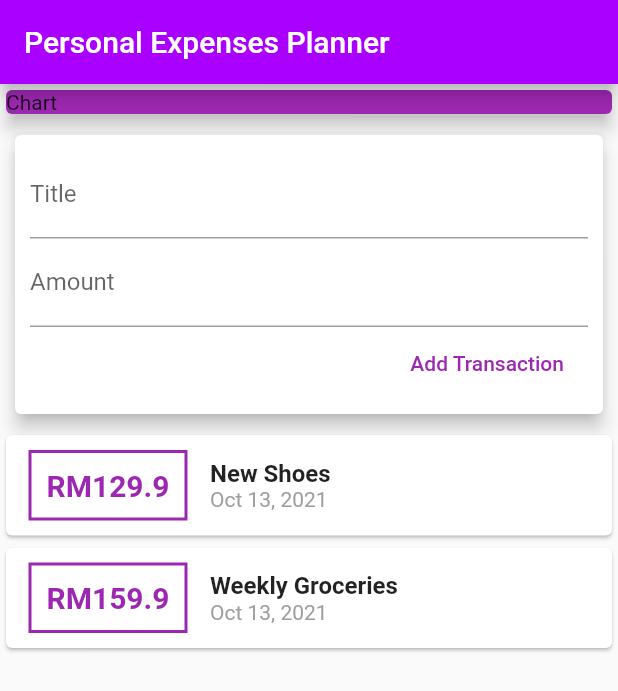
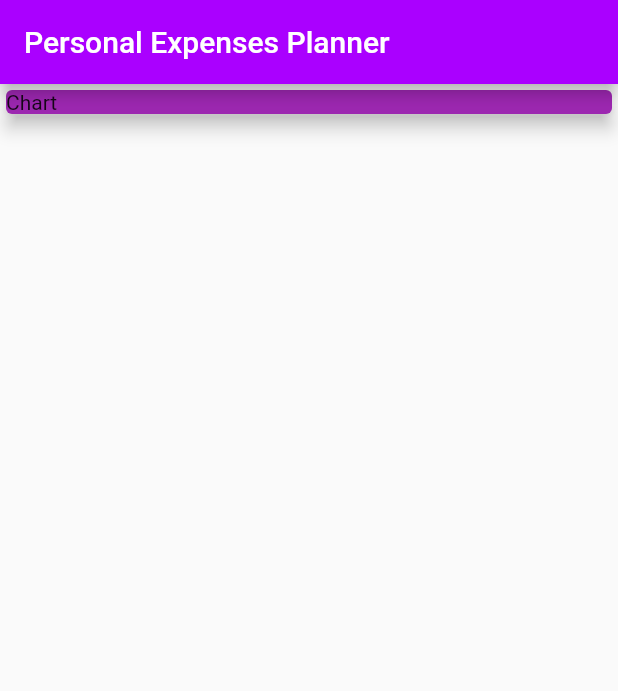
Before and after one commit to afiqaimanafr/personal-expenses-planner, a Flutter app: the screen it shows after launch, on a phone screen of 412 x 824 dp. Shown: the top 691 px of the screen. Run offline on Flutter 3.47's test engine with Material 2 defaults, Android fonts, the phone set to English and light mode, and no system bars.

Commit message:
latest update

```diff
--- a/lib/main.dart
+++ b/lib/main.dart
@@ -1,5 +1,4 @@
 import 'package:flutter/material.dart';
-import './widgets/transaction_list.dart';
 
 const primaryColor = Color(0xFFAA00FF);
 
@@ -40,41 +39,6 @@ class MyHomePage extends StatelessWidget {
               elevation: 5,
             ),
           ),
-          Card(
-            margin: EdgeInsets.all(10),
-            elevation: 5,
-            child: Container(
-              padding: EdgeInsets.all(10),
-              child: Column(
-                crossAxisAlignment: CrossAxisAlignment.end,
-                children: <Widget>[
-                  TextField(
-                    decoration: InputDecoration(labelText: 'Title'),
-                    controller: titleController,
-                    // onChanged: (val) {
-                    //   titleInput = val;
-                    // },
-                  ),
-                  TextField(
-                    decoration: InputDecoration(labelText: 'Amount'),
-                    controller: amountController,
-                    // onChanged: (val) {
-                    //   amountInput = val;
-                    // },
-                  ),
-                  FlatButton(
-                    onPressed: () {
-                      print(titleController.text);
-                      print(amountController.text);
-                    },
-                    child: Text('Add Transaction'),
-                    textColor: Colors.purple,
-                  ),
-                ],
-              ),
-            ),
-          ),
-          TransactionList()
         ],
       ),
     );
--- a/lib/widgets/transaction_list.dart
+++ b/lib/widgets/transaction_list.dart
@@ -2,12 +2,7 @@ import 'package:flutter/material.dart';
 import '../models/transaction.dart';
 import 'package:intl/intl.dart';
 
-class TransactionList extends StatefulWidget {
-  @override
-  _TransactionListState createState() => _TransactionListState();
-}
-
-class _TransactionListState extends State<TransactionList> {
+class TransactionList extends StatelessWidget {
   final List<Transaction> _userTransaction = [
     Transaction(
       id: 't1',
```
Also changed, not shown: lib/widgets/new_transaction.dart (added, +43 -0 lines), lib/widgets/user_transaction.dart (added, +35 -0 lines).
